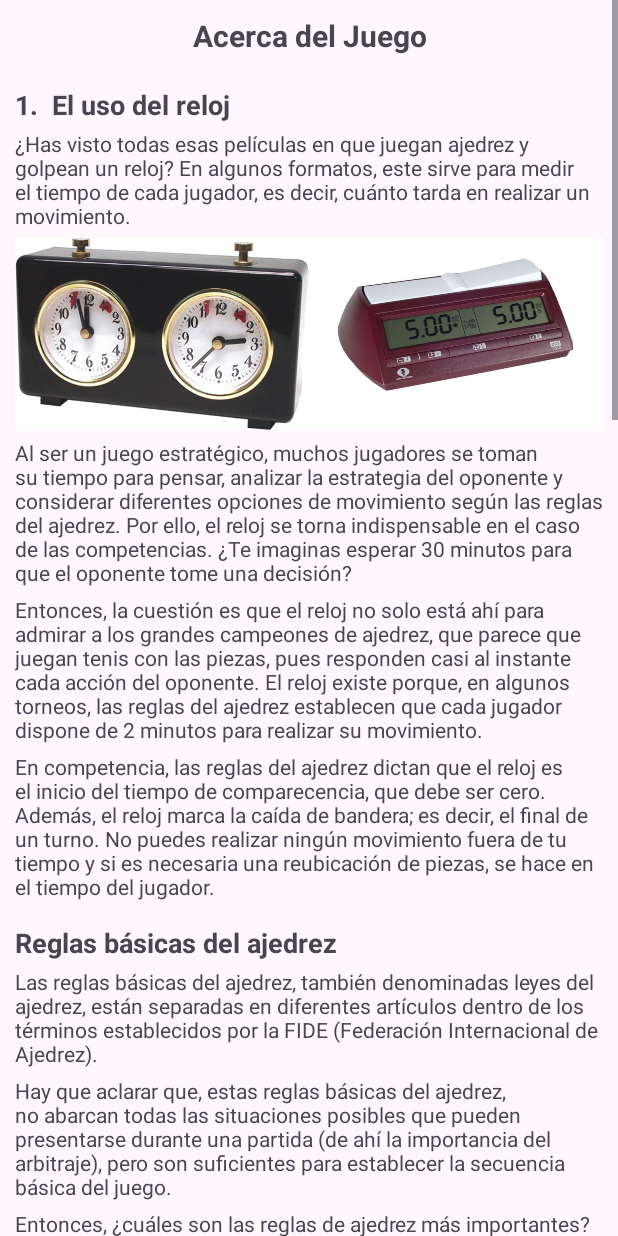
After one commit to efrainsalzar/TemporizadorChess, an Android app: the AcercadeJuego screen opened directly, with no data from a screen before it, on a phone screen of 412 x 824 dp. The commit adds this screen. Run offline under Robolectric (Android 15) with nearby library versions, the phone set to English and light mode, and no system bars.

Commit message:
Acerca del Juego

```diff
--- a/app/src/main/AndroidManifest.xml
+++ b/app/src/main/AndroidManifest.xml
@@ -13,12 +13,14 @@
         android:theme="@style/Theme.TemporizadorChess"
         tools:targetApi="25">
         <activity
+            android:name=".AcercadeJuego"
+            android:exported="false" />
+        <activity
             android:name=".Configuracion"
             android:exported="false" />
         <activity
             android:name=".Resultados"
             android:exported="false" />
-
         <activity
             android:name=".acercadenosotros"
             android:exported="false" />
--- /dev/null
+++ b/app/src/main/java/com/example/temporizadorchess/AcercadeJuego.kt
@@ -0,0 +1,34 @@
+package com.example.temporizadorchess
+
+import android.graphics.Bitmap
+import android.graphics.BitmapFactory
+import androidx.appcompat.app.AppCompatActivity
+import android.os.Bundle
+import android.widget.ImageView
+
+class AcercadeJuego : AppCompatActivity() {
+    override fun onCreate(savedInstanceState: Bundle?) {
+        super.onCreate(savedInstanceState)
+        setContentView(R.layout.activity_acercade_juego)
+
+
+        val bitmap = BitmapFactory.decodeResource(resources, R.drawable.image_tablero)
+
+        // Escala la imagen (en este caso, al 50% del tamaño original)
+        val ancho = bitmap.width / 2
+        val altura = bitmap.height / 2
+        val nuevaImagen = Bitmap.createScaledBitmap(bitmap, ancho, altura, false)
+
+        // Actualiza la imagen en la vista ImageView
+        val imageTablero = findViewById<ImageView>(R.id.tablaImage)
+        imageTablero.setImageBitmap(nuevaImagen)
+
+
+
+
+
+
+
+
+    }
+}
--- a/app/src/main/java/com/example/temporizadorchess/Configuracion.kt
+++ b/app/src/main/java/com/example/temporizadorchess/Configuracion.kt
@@ -17,6 +17,7 @@ class Configuracion : AppCompatActivity() {
 
 
         val acercade = findViewById<Button>(R.id.acercade)
+        val acercadeJuego = findViewById<Button>(R.id.acercadeJuego)
         val btnnewTiempo = findViewById<Button>(R.id.nuevoTiempo)
 
         val idMinuto = findViewById<EditText>(R.id.editMinutos)
@@ -24,11 +25,12 @@ class Configuracion : AppCompatActivity() {
 
 
 
+
         btnnewTiempo.isEnabled = false
 
 
         //mandar directo al textoSegundo
-        FocusTextSegundo(idMinuto,idSegundo)
+        FocusTextSegundo(/*idMinuto,*/ idSegundo)
         //validar que si se escribio datos
         ValidarDatos(btnnewTiempo, idMinuto)
 
@@ -36,6 +38,11 @@ class Configuracion : AppCompatActivity() {
         //click acercade
         acercade.setOnClickListener {
             val intent = Intent(this, acercadenosotros::class.java)
+            startActivity(intent)
+        }
+        //click acerca del juego
+        acercadeJuego.setOnClickListener{
+            val intent = Intent(this, AcercadeJuego::class.java)
             startActivity(intent)
         }
         //click reiniciar tiempo nuevo
@@ -47,7 +54,7 @@ class Configuracion : AppCompatActivity() {
 
     }
 
-    private fun FocusTextSegundo(_idMinuto: EditText,_idSegundo: EditText){
+    private fun FocusTextSegundo(/*_idMinuto: EditText, */_idSegundo: EditText) {
         //_idMinuto.setOnEditorActionListener { _, _, _ ->
         //poner en focus
         //_idSegundo.requestFocus()
--- /dev/null
+++ b/app/src/main/res/layout/activity_acercade_juego.xml
@@ -0,0 +1,228 @@
+<?xml version="1.0" encoding="utf-8"?>
+<ScrollView xmlns:android="http://schemas.android.com/apk/res/android"
+    xmlns:app="http://schemas.android.com/apk/res-auto"
+    xmlns:tools="http://schemas.android.com/tools"
+    android:layout_width="match_parent"
+    android:layout_height="match_parent"
+    tools:context=".AcercadeJuego">
+
+    <LinearLayout
+        android:layout_width="match_parent"
+        android:layout_height="wrap_content"
+        android:layout_margin="10dp"
+        android:orientation="vertical">
+
+        <TextView
+            android:layout_width="match_parent"
+            android:layout_height="wrap_content"
+            android:text="Acerca del Juego"
+            android:textStyle="bold"
+            android:gravity="center"
+            android:textSize="20dp"
+            android:layout_marginBottom="10dp"/>
+
+        <TextView
+            android:layout_width="match_parent"
+            android:layout_height="wrap_content"
+            android:text="1.  El uso del reloj"
+            android:textStyle="bold"
+            android:textSize="18dp"
+            android:layout_marginTop="10dp"
+            android:layout_marginBottom="4dp"/>
+
+        <TextView
+            android:layout_width="match_parent"
+            android:layout_height="wrap_content"
+            android:layout_marginBottom="5dp"
+            android:text="¿Has visto todas esas películas en que juegan ajedrez y golpean un reloj? En algunos formatos, este sirve para medir el tiempo de cada jugador, es decir, cuánto tarda en realizar un movimiento." />
+
+        <LinearLayout
+            android:layout_width="match_parent"
+            android:layout_height="wrap_content"
+            android:orientation="horizontal"
+            android:layout_marginBottom="5dp"
+            android:background="#ffff">
+
+            <ImageView
+                android:id="@+id/tablaImage2"
+                android:layout_width="0dp"
+                android:layout_height="wrap_content"
+                android:layout_weight="1"
+                android:src="@drawable/reloj_de_ajedrez"
+                android:scaleType="fitCenter"
+                android:adjustViewBounds="true" />
+
+            <ImageView
+                android:id="@+id/tablaImage1"
+                android:layout_width="0dp"
+                android:layout_weight="1"
+                android:layout_height="wrap_content"
+                android:src="@drawable/reloj_moderno"
+                android:scaleType="fitCenter"
+                android:adjustViewBounds="true" />
+
+        </LinearLayout>
+
+        <TextView
+            android:layout_width="match_parent"
+            android:layout_height="wrap_content"
+            android:layout_marginBottom="5dp"
+            android:text="Al ser un juego estratégico, muchos jugadores se toman su tiempo para pensar, analizar la estrategia del oponente y considerar diferentes opciones de movimiento según las reglas del ajedrez. Por ello, el reloj se torna indispensable en el caso de las competencias. ¿Te imaginas esperar 30 minutos para que el oponente tome una decisión?" />
+
+        <TextView
+            android:layout_width="match_parent"
+            android:layout_height="wrap_content"
+            android:layout_marginBottom="5dp"
+            android:text="Entonces, la cuestión es que el reloj no solo está ahí para admirar a los grandes campeones de ajedrez, que parece que juegan tenis con las piezas, pues responden casi al instante cada acción del oponente. El reloj existe porque, en algunos torneos, las reglas del ajedrez establecen que cada jugador dispone de 2 minutos para realizar su movimiento." />
+
+        <TextView
+            android:layout_width="match_parent"
+            android:layout_height="wrap_content"
+            android:layout_marginBottom="5dp"
+            android:text="En competencia, las reglas del ajedrez dictan que el reloj es el inicio del tiempo de comparecencia, que debe ser cero. Además, el reloj marca la caída de bandera; es decir, el final de un turno. No puedes realizar ningún movimiento fuera de tu tiempo y si es necesaria una reubicación de piezas, se hace en el tiempo del jugador." />
+
+        <TextView
+
+            android:layout_width="match_parent"
+            android:layout_height="wrap_content"
+            android:text="Reglas básicas del ajedrez"
+            android:textStyle="bold"
+            android:textSize="18dp"
+            android:layout_marginTop="10dp"
+            android:layout_marginBottom="4dp"/>
+
+        <TextView
+            android:layout_width="match_parent"
+            android:layout_height="wrap_content"
+            android:layout_marginBottom="5dp"
+            android:text="Las reglas básicas del ajedrez, también denominadas leyes del ajedrez, están separadas en diferentes artículos dentro de los términos establecidos por la FIDE (Federación Internacional de Ajedrez)." />
+
+        <TextView
+            android:layout_width="match_parent"
+            android:layout_height="wrap_content"
+            android:layout_marginBottom="5dp"
+            android:text="Hay que aclarar que, estas reglas básicas del ajedrez, no abarcan todas las situaciones posibles que pueden presentarse durante una partida (de ahí la importancia del arbitraje), pero son suficientes para establecer la secuencia básica del juego." />
+
+        <TextView
+            android:layout_width="match_parent"
+            android:layout_height="wrap_content"
+            android:layout_marginBottom="5dp"
+            android:text="Entonces, ¿cuáles son las reglas de ajedrez más importantes? Las reglas básicas del ajedrez son 3:" />
+
+        <TextView
+            android:layout_width="match_parent"
+            android:layout_height="wrap_content"
+            android:text="1. El jugador con las piezas blancas mueve primero"
+            android:textStyle="bold"
+            android:textSize="15dp"
+            android:layout_marginTop="10dp"
+            android:layout_marginBottom="5dp"/>
+
+        <TextView
+            android:layout_width="match_parent"
+            android:layout_height="wrap_content"
+            android:layout_marginBottom="5dp"
+            android:text="Decidir si jugarás con las piezas negras o blancas del ajedrez, no es una cuestión de gusto, sino que hay un componente estratégico en cada decisión. En primer lugar, deberás tener en cuenta que el jugar con las piezas blancas siempre mueve primero." />
+
+        <TextView
+            android:layout_width="match_parent"
+            android:layout_height="wrap_content"
+            android:text="Tu primer movimiento es crucial y, como consejo, debe responder a una estrategia; para ello, debes conocer muchas aperturas modernas del ajedrez, las cuales te permitirán sacar la delantera." />
+
+        <TextView
+            android:layout_width="match_parent"
+            android:layout_height="wrap_content"
+            android:text="2. Cada jugador mueve 1 de sus piezas en su turno"
+            android:textStyle="bold"
+            android:textSize="15dp"
+            android:layout_marginTop="10dp"
+            android:layout_marginBottom="5dp"/>
+
+        <TextView
+            android:layout_width="match_parent"
+            android:layout_marginBottom="5dp"
+            android:layout_height="wrap_content"
+            android:text="En este aspecto, las reglas de ajedrez son claras, no puedes mover más de una pieza en tu turno. La única excepción a esta regla es cuando realizas un enroque, que debe realizarse moviendo una de tus torres y tu rey. También se debe aclarar que, ninguna pieza puede moverse a un espacio ocupado, a menos que sea para capturar." />
+        <!-- Imagen -->
+        <ImageView
+            android:id="@+id/tablaImage"
+            android:layout_width="match_parent"
+            android:layout_height="wrap_content"
+            android:src="@drawable/image_tablero"
+            android:scaleType="fitCenter"
+            android:adjustViewBounds="true" />
+
+        <TextView
+            android:layout_width="match_parent"
+            android:layout_height="wrap_content"
+            android:text="3. Gana el jugador que logre hacer Jaque Mate al oponente"
+            android:textStyle="bold"
+            android:textSize="15dp"
+            android:layout_marginTop="10dp"
+            android:layout_marginBottom="5dp"/>
+
+        <TextView
+            android:layout_width="match_parent"
+            android:layout_height="wrap_content"
+            android:text="El objetivo del juego es muy sencillo: capturar al rey enemigo y lograr un jaque mate. Durante la partida, verás varias situaciones en las que el rey estará amenazado, sin embargo, puede librarse de la captura; a eso se le llama jaque. Sobre esta situación, hay 2 puntos que aclarar:" />
+
+        <TextView
+            android:layout_width="match_parent"
+            android:layout_height="wrap_content"
+            android:text="3.1. Ningún jugador puede exponer a su propio rey a un jaque mate"
+            android:textStyle="bold"
+            android:textSize="15dp"
+            android:layout_marginTop="10dp"
+            android:layout_marginBottom="5dp"/>
+
+        <TextView
+            android:layout_width="match_parent"
+            android:layout_height="wrap_content"
+            android:layout_marginBottom="5dp"
+            android:text="Ningún jugador puede mover una pieza que ponga a su propio rey en jaque mate. Si detectas que tu contrincante deja expuesto a su rey a un jaque mate, en tu siguiente turno debes prevenirlo. No importa que esta situación te beneficie (pues prácticamente ganarías llegado tu turno), puesto que las reglas del ajedrez son claras y, esa acción (exponer tu propio rey), es un movimiento prohibido." />
+
+        <TextView
+            android:layout_width="match_parent"
+            android:layout_height="wrap_content"
+            android:text="Sin embargo, si quieres jugar ajedrez online, no tienes que preocuparte por esto, puesto que el juego no te permitirá mover la pieza que quieres. Esto se debe a que, como es un movimiento prohibido y la plataforma online tiene las reglas del ajedrez, bloquea el movimiento automáticamente." />
+
+        <TextView
+            android:layout_width="match_parent"
+            android:layout_height="wrap_content"
+            android:text="3.2. El jugador que declara jaque mate debe explicar la situación"
+            android:textStyle="bold"
+            android:textSize="15dp"
+            android:layout_marginTop="10dp"
+            android:layout_marginBottom="5dp"/>
+
+        <TextView
+            android:layout_width="match_parent"
+            android:layout_height="wrap_content"
+            android:layout_marginBottom="5dp"
+            android:text="Al anunciar jaque mate, además de permitir que tu oponente evalúe la situación, debes explicar por qué es un jaque mate (sobre todo si eres principiante o juegas contra un novato), para garantizar que tu oponente no puede realizar ninguna acción que salve al rey según las reglas del ajedrez." />
+
+        <TextView
+            android:layout_width="match_parent"
+            android:layout_height="wrap_content"
+            android:layout_marginBottom="5dp"
+            android:text="Recuerda que, al hacer jaque mate, no estás capturando al rey enemigo (no mueves ninguna de tus piezas al espacio del rey oponente), sino que bloqueas el movimiento del rey contrario; es decir, lo arrinconas, por lo que es el jugador oponente quien debe rendir al rey (acostando la pieza)." />
+
+        <TextView
+            android:layout_width="match_parent"
+            android:layout_height="wrap_content"
+            android:layout_marginBottom="5dp"
+            android:text="Por ello, en cuanto declares jaque mate, si tu oponente no se ha percatado de esta situación, lo más probable es que quiera entender los motivos de tu jaque mate. Además, esto te servirá para demostrar que conoces las reglas básicas del ajedrez. Con esto, ya tenemos cubierto lo que serían las reglas del ajedrez para principiantes, vamos a lo que sigue." />
+        <!-- Imagen -->
+        <ImageView
+            android:id="@+id/winImage"
+            android:layout_width="match_parent"
+            android:layout_height="wrap_content"
+            android:src="@drawable/image_win"
+            android:scaleType="fitCenter"
+            android:adjustViewBounds="true" />
+
+
+    </LinearLayout>
+
+
+</ScrollView>
--- a/app/src/main/res/layout/activity_configuracion.xml
+++ b/app/src/main/res/layout/activity_configuracion.xml
@@ -11,12 +11,26 @@
         android:layout_width="wrap_content"
         android:layout_height="wrap_content"
         android:text="Acerca de nosotros"
+        android:textSize="11dp"
         app:layout_constraintBottom_toBottomOf="parent"
         app:layout_constraintEnd_toEndOf="parent"
         app:layout_constraintHorizontal_bias="0.93"
         app:layout_constraintStart_toStartOf="parent"
         app:layout_constraintTop_toTopOf="parent"
         app:layout_constraintVertical_bias="0.022" />
+
+    <Button
+        android:id="@+id/acercadeJuego"
+        android:layout_width="wrap_content"
+        android:layout_height="wrap_content"
+        android:text="Acerca del juego"
+        android:textSize="13dp"
+        app:layout_constraintBottom_toBottomOf="parent"
+        app:layout_constraintEnd_toEndOf="parent"
+        app:layout_constraintHorizontal_bias="0.062"
+        app:layout_constraintStart_toStartOf="parent"
+        app:layout_constraintTop_toTopOf="parent"
+        app:layout_constraintVertical_bias="0.153" />
 
     <ImageView
         android:id="@+id/botonSalir"
```
Also changed, not shown: app/src/main/res/drawable/image_tablero.png (added), app/src/main/res/drawable/image_win.png (added), app/src/main/res/drawable/reloj_de_ajedrez.png (added), app/src/main/res/drawable/reloj_moderno.png (added). Lines whose indentation alone changed are shown as unchanged.
